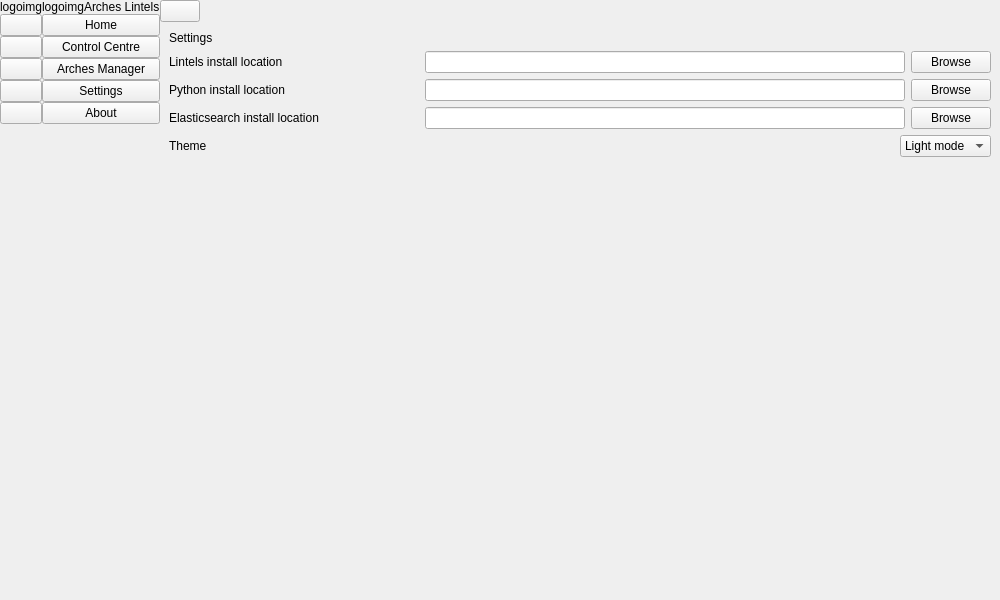
Above: arches_lintels/ui/ui_mainwindow.ui from k-int/arches-lintels before the change. Below: the same form after it.
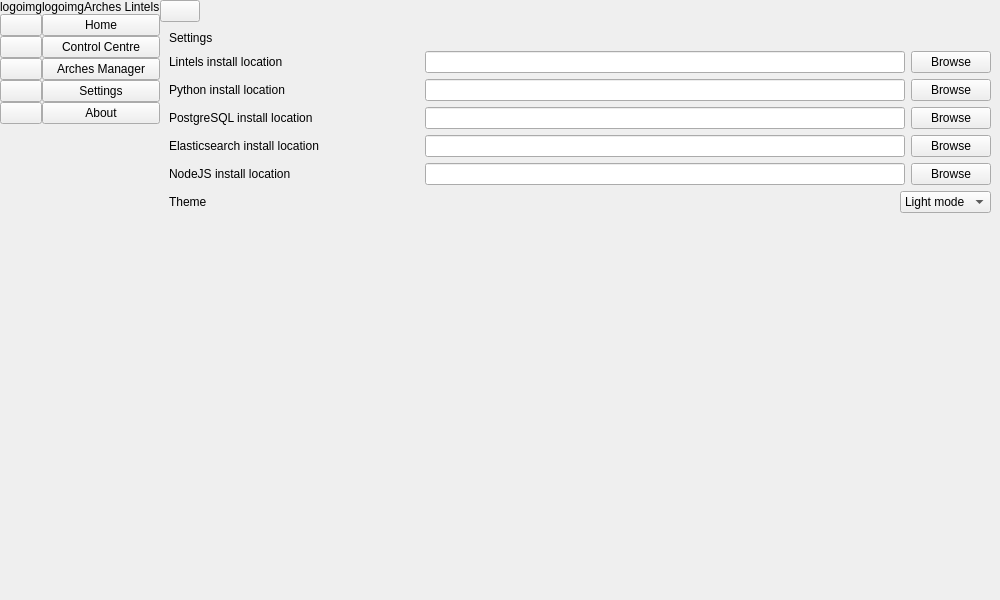
That is the form after the change.

Commit message: Add other settings paths

Patch:
```diff
--- a/arches_lintels/ui/ui_mainwindow.ui
+++ b/arches_lintels/ui/ui_mainwindow.ui
@@ -441,6 +441,33 @@
                </item>
               </layout>
              </item>
+             <item>
+              <layout class="QHBoxLayout" name="horizontalLayout_10">
+               <item>
+                <widget class="QLabel" name="label_9">
+                 <property name="minimumSize">
+                  <size>
+                   <width>250</width>
+                   <height>0</height>
+                  </size>
+                 </property>
+                 <property name="text">
+                  <string>PostgreSQL install location</string>
+                 </property>
+                </widget>
+               </item>
+               <item>
+                <widget class="QLineEdit" name="filePathPostgres"/>
+               </item>
+               <item>
+                <widget class="QPushButton" name="fileBrowsePostgres">
+                 <property name="text">
+                  <string>Browse</string>
+                 </property>
+                </widget>
+               </item>
+              </layout>
+             </item>
              <item>
               <layout class="QHBoxLayout" name="horizontalLayout_6">
                <item>
@@ -472,6 +499,33 @@
                </item>
               </layout>
              </item>
+             <item>
+              <layout class="QHBoxLayout" name="horizontalLayout_11">
+               <item>
+                <widget class="QLabel" name="label_10">
+                 <property name="minimumSize">
+                  <size>
+                   <width>250</width>
+                   <height>0</height>
+                  </size>
+                 </property>
+                 <property name="text">
+                  <string>NodeJS install location</string>
+                 </property>
+                </widget>
+               </item>
+               <item>
+                <widget class="QLineEdit" name="filePathNodejs"/>
+               </item>
+               <item>
+                <widget class="QPushButton" name="fileBrowseNodejs">
+                 <property name="text">
+                  <string>Browse</string>
+                 </property>
+                </widget>
+               </item>
+              </layout>
+             </item>
              <item>
               <layout class="QHBoxLayout" name="horizontalLayout_7">
                <item>
```
The commit also changes 3 other files.
